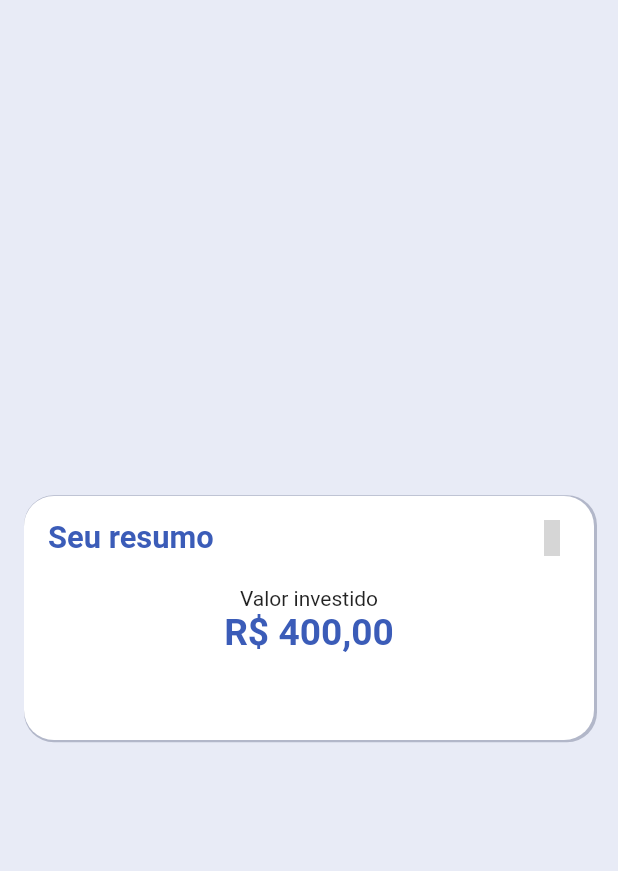
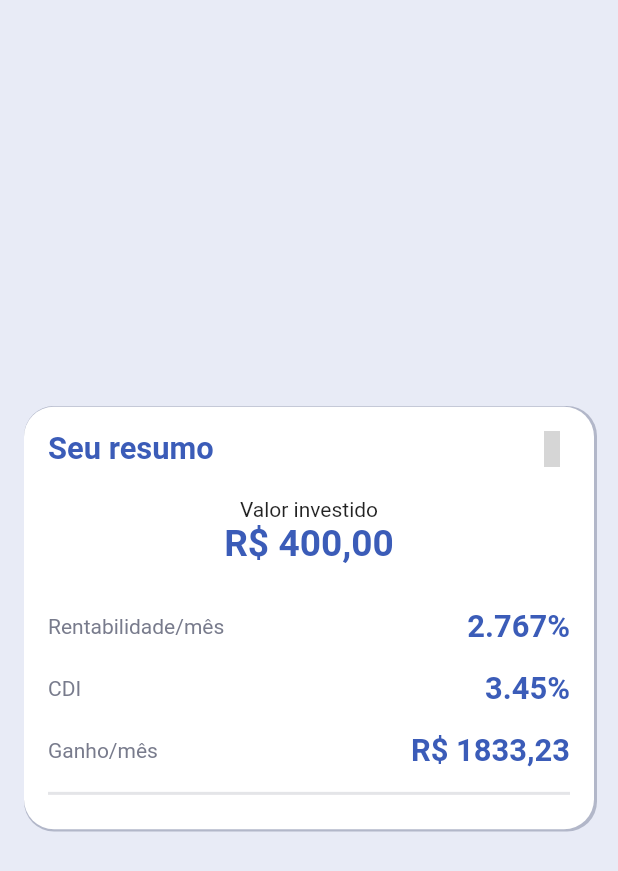
Before and after one commit to Mardem/fliper-test, a Flutter app: the screen it shows after launch, on a phone screen of 412 x 824 dp. Shown: the top 871 px of the screen. Run offline on Flutter 3.47's test engine with Material 2 defaults, Android fonts, the phone set to English and light mode, and no system bars; our stand-ins replace line_icons; grey boxes are pictures that could not be loaded.

Commit message:
feat: Tela inicial com dados

```diff
--- a/lib/screens/resume/resume.dart
+++ b/lib/screens/resume/resume.dart
@@ -1,3 +1,4 @@
+import 'package:fliper/config/colors/default.dart';
 import 'package:fliper/config/global.dart';
 import 'package:fliper/screens/components/layouts/main.dart';
 import 'package:fliper/screens/resume/components/header.dart';
@@ -46,9 +47,64 @@ class ResumeScreen extends StatelessWidget {
                 ResumeTotalInvest(
                   total: 400,
                 ),
+                SizedBox(
+                  height: size.width * .05,
+                ),
                 Container(
                   height: size.width * .10,
-                )
+                  child: Row(
+                    mainAxisAlignment: MainAxisAlignment.spaceBetween,
+                    children: [
+                      Text('Rentabilidade/mês'),
+                      Text(
+                        '2.767%',
+                        style: TextStyle(
+                          fontSize: size.width * .05,
+                          fontWeight: FontWeight.bold,
+                          color: DefaultColors.defaultBlue,
+                        ),
+                      ),
+                    ],
+                  ),
+                ),
+                Container(
+                  height: size.width * .10,
+                  child: Row(
+                    mainAxisAlignment: MainAxisAlignment.spaceBetween,
+                    children: [
+                      Text('CDI'),
+                      Text(
+                        '3.45%',
+                        style: TextStyle(
+                          fontSize: size.width * .05,
+                          fontWeight: FontWeight.bold,
+                          color: DefaultColors.defaultBlue,
+                        ),
+                      ),
+                    ],
+                  ),
+                ),
+                Container(
+                  height: size.width * .10,
+                  child: Row(
+                    mainAxisAlignment: MainAxisAlignment.spaceBetween,
+                    children: [
+                      Text('Ganho/mês'),
+                      Text(
+                        'R\$ 1833,23',
+                        style: TextStyle(
+                          fontSize: size.width * .05,
+                          fontWeight: FontWeight.bold,
+                          color: DefaultColors.defaultBlue,
+                        ),
+                      ),
+                    ],
+                  ),
+                ),
+                Divider(
+                  color: DefaultColors.defaultGrey.withOpacity(.2),
+                  thickness: 2,
+                ),
               ],
             ),
           ),
```
